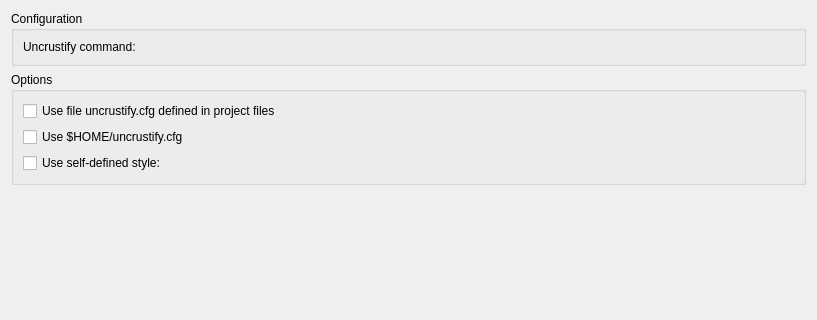
First picture: the form in src/plugins/beautifier/uncrustify/uncrustifyoptionspage.ui, repository qt-creator/qt-creator, before the edit; both pictures show x 0 to 817 and y 0 to 320 of the 817 by 631 pixel window.
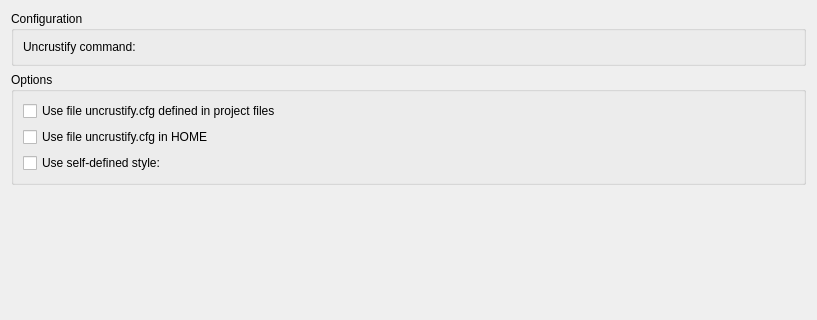
Second picture: the form after the edit. Custom widgets are drawn as their Qt base class.

Commit message:
Beautifier: Replace $HOME with it's actual value
Instead of having options texts like "Use file $HOME/abc", $HOME is
eliminated in favor of the actual value of QDir::home().

Patch:
```diff
--- a/src/plugins/beautifier/uncrustify/uncrustifyoptionspage.ui
+++ b/src/plugins/beautifier/uncrustify/uncrustifyoptionspage.ui
@@ -49,7 +49,7 @@
       <item>
        <widget class="QCheckBox" name="useHomeFile">
         <property name="text">
-         <string>Use $HOME/uncrustify.cfg</string>
+         <string extracomment="HOME is replaced by the user's home directory">Use file uncrustify.cfg in HOME</string>
         </property>
        </widget>
       </item>
```
The commit also changes 3 other files.
